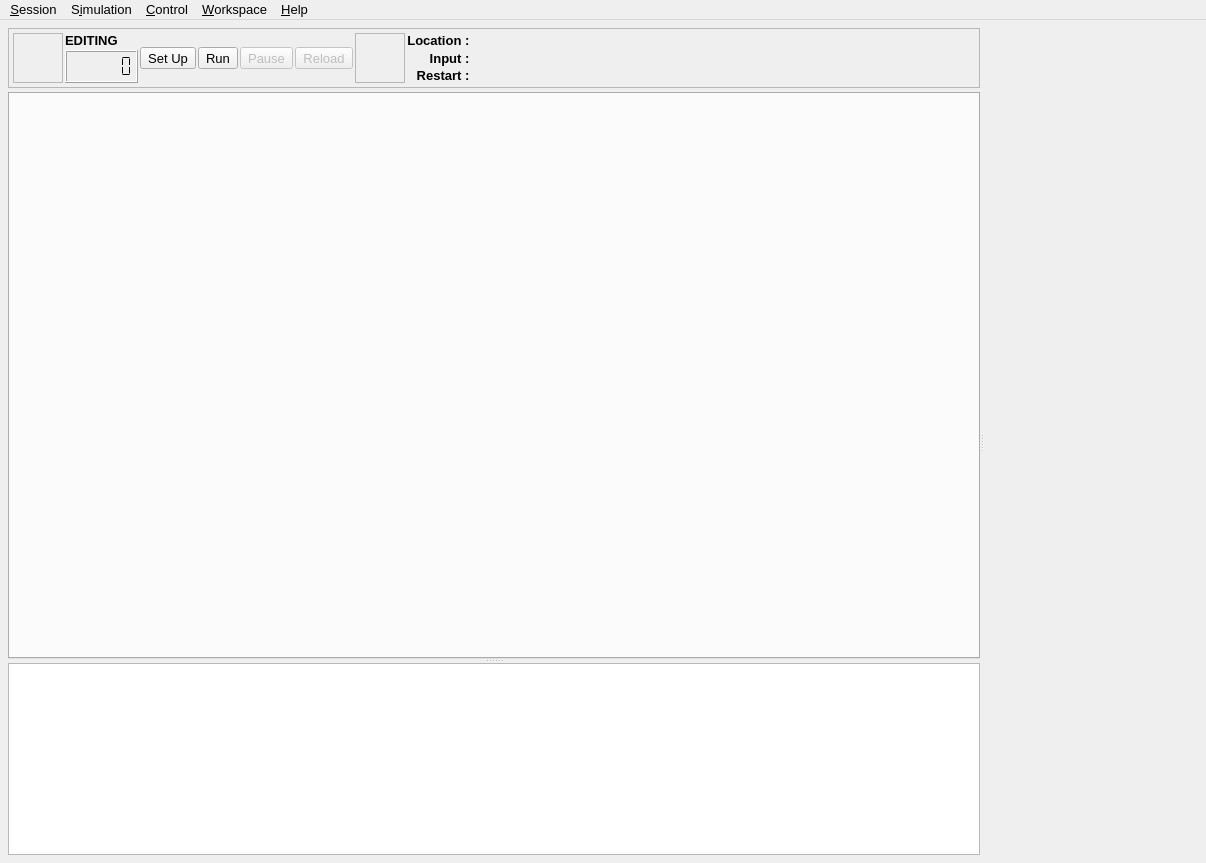
Qt form src/gui/gui.ui (disorderedmaterials/dissolve) before a commit.
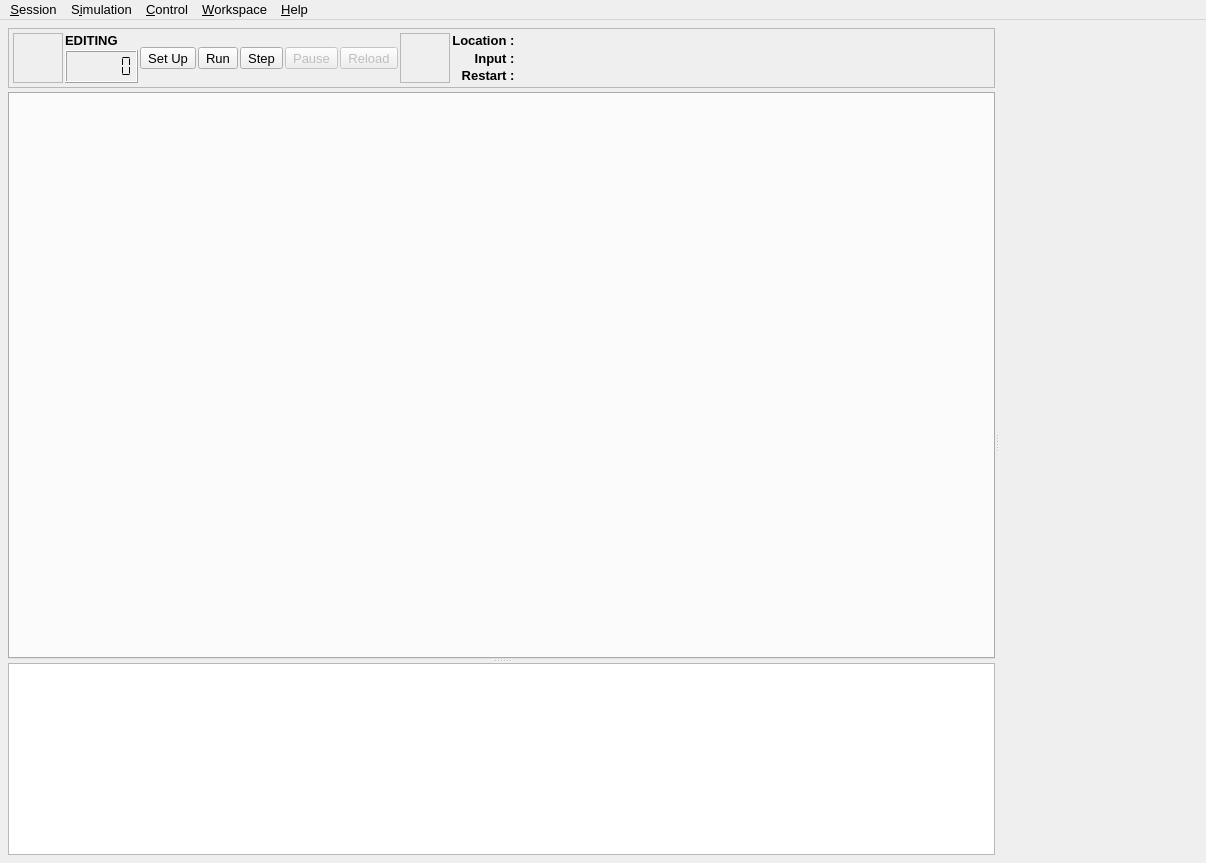
The same form after that commit. Icons and pictures are not drawn. Custom widgets are drawn as their Qt base class.

Commit message: Add Step control button to GUI.

```diff
--- a/src/gui/gui.ui
+++ b/src/gui/gui.ui
@@ -961,7 +961,7 @@
                  <property name="spacing">
                   <number>2</number>
                  </property>
-                 <item row="0" column="7">
+                 <item row="0" column="8">
                   <widget class="QLabel" name="label_3">
                    <property name="sizePolicy">
                     <sizepolicy hsizetype="Minimum" vsizetype="Minimum">
@@ -983,7 +983,7 @@
                    </property>
                   </widget>
                  </item>
-                 <item row="1" column="7">
+                 <item row="1" column="8">
                   <widget class="QLabel" name="label_2">
                    <property name="sizePolicy">
                     <sizepolicy hsizetype="Minimum" vsizetype="Minimum">
@@ -1005,7 +1005,7 @@
                    </property>
                   </widget>
                  </item>
-                 <item row="2" column="7">
+                 <item row="2" column="8">
                   <widget class="QLabel" name="label_4">
                    <property name="sizePolicy">
                     <sizepolicy hsizetype="Minimum" vsizetype="Minimum">
@@ -1027,7 +1027,7 @@
                    </property>
                   </widget>
                  </item>
-                 <item row="2" column="8">
+                 <item row="2" column="9">
                   <widget class="QLabel" name="ControlRestartFileLabel">
                    <property name="sizePolicy">
                     <sizepolicy hsizetype="Expanding" vsizetype="Minimum">
@@ -1049,7 +1049,7 @@
                    </property>
                   </widget>
                  </item>
-                 <item row="1" column="8">
+                 <item row="1" column="9">
                   <widget class="QLabel" name="ControlInputFileLabel">
                    <property name="sizePolicy">
                     <sizepolicy hsizetype="Minimum" vsizetype="Minimum">
@@ -1071,7 +1071,7 @@
                    </property>
                   </widget>
                  </item>
-                 <item row="0" column="8">
+                 <item row="0" column="9">
                   <widget class="QLabel" name="ControlLocationLabel">
                    <property name="sizePolicy">
                     <sizepolicy hsizetype="Minimum" vsizetype="Minimum">
@@ -1189,7 +1189,7 @@
                    </property>
                   </widget>
                  </item>
-                 <item row="0" column="5" rowspan="3">
+                 <item row="0" column="6" rowspan="3">
                   <widget class="QToolButton" name="ControlReloadButton">
                    <property name="enabled">
                     <bool>false</bool>
@@ -1218,7 +1218,26 @@
                    </property>
                   </widget>
                  </item>
-                 <item row="0" column="4" rowspan="3">
+                 <item row="0" column="1">
+                  <widget class="QLabel" name="ControlStateLabel">
+                   <property name="sizePolicy">
+                    <sizepolicy hsizetype="Minimum" vsizetype="Preferred">
+                     <horstretch>0</horstretch>
+                     <verstretch>0</verstretch>
+                    </sizepolicy>
+                   </property>
+                   <property name="font">
+                    <font>
+                     <weight>75</weight>
+                     <bold>true</bold>
+                    </font>
+                   </property>
+                   <property name="text">
+                    <string>EDITING</string>
+                   </property>
+                  </widget>
+                 </item>
+                 <item row="0" column="5" rowspan="3">
                   <widget class="QToolButton" name="ControlPauseButton">
                    <property name="enabled">
                     <bool>false</bool>
@@ -1250,25 +1269,6 @@
                    </property>
                   </widget>
                  </item>
-                 <item row="0" column="1">
-                  <widget class="QLabel" name="ControlStateLabel">
-                   <property name="sizePolicy">
-                    <sizepolicy hsizetype="Minimum" vsizetype="Preferred">
-                     <horstretch>0</horstretch>
-                     <verstretch>0</verstretch>
-                    </sizepolicy>
-                   </property>
-                   <property name="font">
-                    <font>
-                     <weight>75</weight>
-                     <bold>true</bold>
-                    </font>
-                   </property>
-                   <property name="text">
-                    <string>EDITING</string>
-                   </property>
-                  </widget>
-                 </item>
                  <item row="0" column="2" rowspan="3">
                   <widget class="QToolButton" name="ControlSetUpButton">
                    <property name="sizePolicy">
@@ -1295,7 +1295,7 @@
                    </property>
                   </widget>
                  </item>
-                 <item row="0" column="6" rowspan="3">
+                 <item row="0" column="7" rowspan="3">
                   <widget class="QFrame" name="ControlLocationFrame">
                    <property name="frameShape">
                     <enum>QFrame::StyledPanel</enum>
@@ -1375,6 +1375,38 @@
                    </property>
                   </widget>
                  </item>
+                 <item row="0" column="4" rowspan="3">
+                  <widget class="QToolButton" name="ControlStepButton">
+                   <property name="sizePolicy">
+                    <sizepolicy hsizetype="Fixed" vsizetype="Fixed">
+                     <horstretch>0</horstretch>
+                     <verstretch>0</verstretch>
+                    </sizepolicy>
+                   </property>
+                   <property name="font">
+                    <font>
+                     <weight>50</weight>
+                     <bold>false</bold>
+                    </font>
+                   </property>
+                   <property name="text">
+                    <string>Step</string>
+                   </property>
+                   <property name="icon">
+                    <iconset resource="main.qrc">
+                     <normaloff>:/control/icons/control_step.svg</normaloff>:/control/icons/control_step.svg</iconset>
+                   </property>
+                   <property name="iconSize">
+                    <size>
+                     <width>20</width>
+                     <height>20</height>
+                    </size>
+                   </property>
+                   <property name="toolButtonStyle">
+                    <enum>Qt::ToolButtonTextUnderIcon</enum>
+                   </property>
+                  </widget>
+                 </item>
                 </layout>
                </item>
               </layout>
```
The commit also changes 4 other files.
